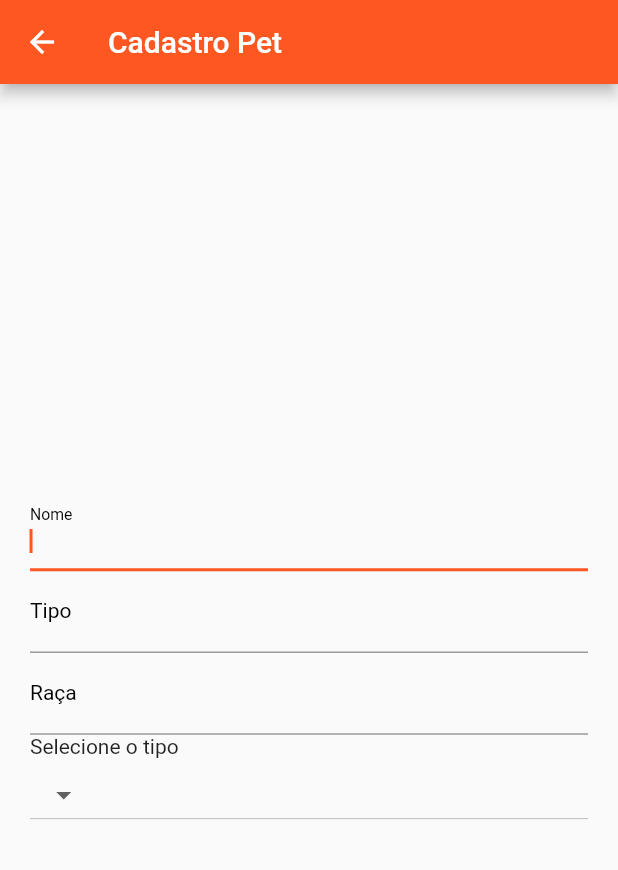
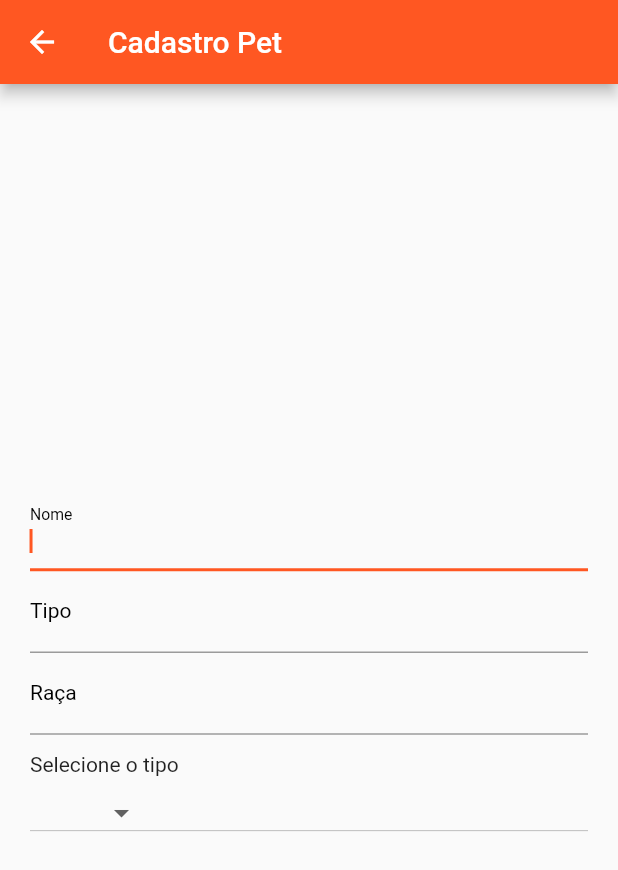
Before and after one commit to igornnt/Computacao-ubiqua, a Flutter app: the CadastroPetPerdido screen opened directly, on a phone screen of 412 x 824 dp. Shown: the top 870 px of the screen. Run offline on Flutter 3.47's test engine with Material 2 defaults, Android fonts, the phone set to English and light mode, and no system bars.

Commit message:
Seleciona o gênero do animal

```diff
--- a/lib/view/CadastroPetPerdido.dart
+++ b/lib/view/CadastroPetPerdido.dart
@@ -4,6 +4,7 @@ class CadastroPetPerdido extends StatefulWidget {
   @override
   _CadastroPetPerdido createState() => _CadastroPetPerdido();
 }
+
 
 List<DropdownMenuItem<int>> listDrop = [];
 
@@ -26,7 +27,13 @@ List<DropdownMenuItem<int>> listDrop = [];
 class _CadastroPetPerdido extends State<CadastroPetPerdido> {
 
 
+  String opcao = null;
+    @override
+  void initState() {
+    // TODO: implement initState
+    super.initState();
 
+  }
 
   @override
   Widget build(BuildContext context) {
@@ -66,16 +73,27 @@ class _CadastroPetPerdido extends State<CadastroPetPerdido> {
                     labelStyle: TextStyle(color: Colors.black)
                   ),
                 ),
-                Text("Selecione o tipo"),
-
-                new DropdownButton<String>(
-                items: <String>['A', 'B', 'C', 'D'].map((String value) {
-                return new DropdownMenuItem<String>(
-                value: value,
-                child: new Text(value),
-                );
-                }).toList(),
-                  onChanged: (_) {},
+                Padding(
+                  padding: const EdgeInsets.only(top: 12.0),
+                  child: Text("Selecione o tipo"),
+                ),
+                Padding(
+                  padding: const EdgeInsets.only(top: 12.0),
+                  child: new DropdownButton<String>(
+                    value: opcao,
+                    isDense: true,
+                    onChanged: (String escolhida){
+                        setState(() {
+                          opcao = escolhida;
+                        });
+                    },
+                    items: <String> ['Macho','Fêmea'].map<DropdownMenuItem<String>>((String value){
+                        return DropdownMenuItem<String>(
+                          value: value,
+                          child: Text(value),
+                        );
+                    }).toList()
+                  ),
                 ),
 
               ],
```
